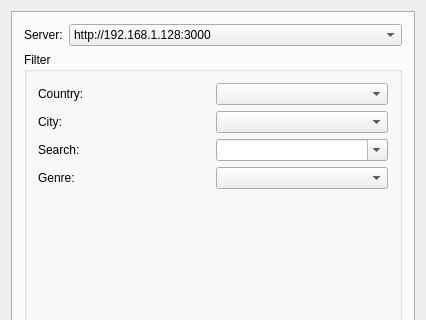
Old version of the form form.ui in the repository sanami/qt-music-player; both pictures show x 0 to 426 and y 0 to 320 of the 426 by 526 pixel window.
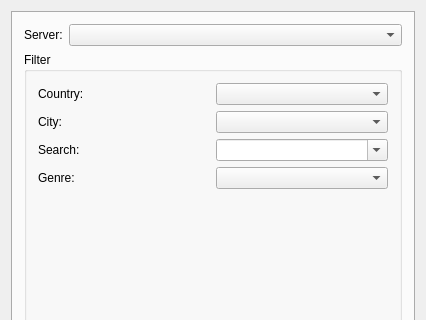
New version of the form.

The edit to the form file:
```diff
--- a/form.ui
+++ b/form.ui
@@ -82,7 +82,7 @@
            </sizepolicy>
           </property>
           <property name="currentIndex">
-           <number>0</number>
+           <number>-1</number>
           </property>
           <item>
            <property name="text">
```
